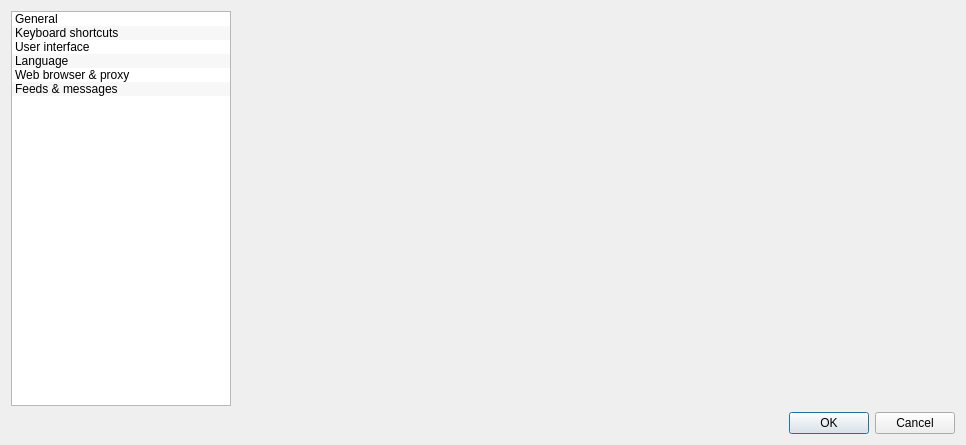
Before: the Qt Designer form src/gui/formsettings.ui in martinrotter/rssguard, drawn with Qt 5.
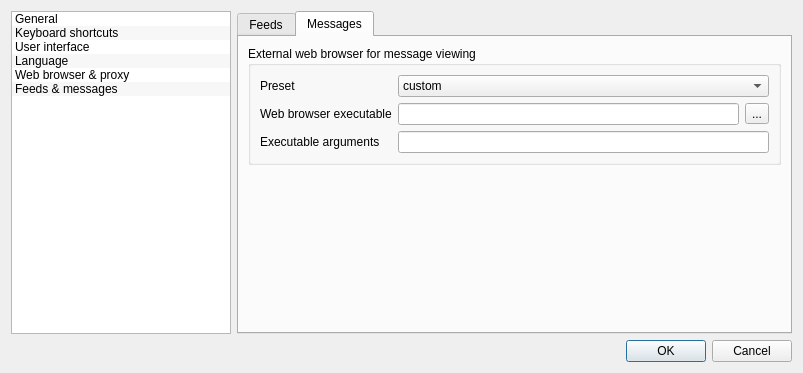
After: the same form once the commit is applied. Custom widgets are drawn as their Qt base class.

```diff
--- a/src/gui/formsettings.ui
+++ b/src/gui/formsettings.ui
@@ -6,8 +6,8 @@
    <rect>
     <x>0</x>
     <y>0</y>
-    <width>966</width>
-    <height>445</height>
+    <width>803</width>
+    <height>373</height>
    </rect>
   </property>
   <property name="windowTitle">
@@ -634,7 +634,120 @@
        </item>
       </layout>
      </widget>
-     <widget class="QWidget" name="m_pageFeedsMessages"/>
+     <widget class="QWidget" name="m_pageFeedsMessages">
+      <layout class="QHBoxLayout" name="horizontalLayout_9">
+       <property name="leftMargin">
+        <number>0</number>
+       </property>
+       <property name="topMargin">
+        <number>0</number>
+       </property>
+       <property name="rightMargin">
+        <number>0</number>
+       </property>
+       <property name="bottomMargin">
+        <number>0</number>
+       </property>
+       <item>
+        <widget class="QTabWidget" name="m_tabFeedsMessages">
+         <property name="currentIndex">
+          <number>1</number>
+         </property>
+         <widget class="QWidget" name="m_tabFeeds">
+          <attribute name="title">
+           <string>Feeds</string>
+          </attribute>
+         </widget>
+         <widget class="QWidget" name="m_tabMessages">
+          <attribute name="title">
+           <string>Messages</string>
+          </attribute>
+          <layout class="QFormLayout" name="formLayout_10">
+           <item row="0" column="0" colspan="2">
+            <widget class="QGroupBox" name="groupBox_3">
+             <property name="title">
+              <string>External web browser for message viewing</string>
+             </property>
+             <layout class="QFormLayout" name="formLayout_11">
+              <property name="fieldGrowthPolicy">
+               <enum>QFormLayout::AllNonFixedFieldsGrow</enum>
+              </property>
+              <item row="0" column="0">
+               <widget class="QLabel" name="m_lblExternalBrowserPreset">
+                <property name="text">
+                 <string>Preset</string>
+                </property>
+               </widget>
+              </item>
+              <item row="0" column="1">
+               <widget class="QComboBox" name="m_cmbExternalBrowserPreset">
+                <item>
+                 <property name="text">
+                  <string>custom</string>
+                 </property>
+                </item>
+                <item>
+                 <property name="text">
+                  <string>Chromium</string>
+                 </property>
+                </item>
+                <item>
+                 <property name="text">
+                  <string>Google Chrome</string>
+                 </property>
+                </item>
+                <item>
+                 <property name="text">
+                  <string>Opera</string>
+                 </property>
+                </item>
+                <item>
+                 <property name="text">
+                  <string>Mozilla Firefox</string>
+                 </property>
+                </item>
+               </widget>
+              </item>
+              <item row="1" column="0">
+               <widget class="QLabel" name="m_lblExternalBrowserExecutable">
+                <property name="text">
+                 <string>Web browser executable</string>
+                </property>
+               </widget>
+              </item>
+              <item row="1" column="1">
+               <layout class="QHBoxLayout" name="horizontalLayout_10">
+                <item>
+                 <widget class="QLineEdit" name="m_txtExternalBrowserExecutable"/>
+                </item>
+                <item>
+                 <widget class="QToolButton" name="m_btnExternalBrowserExecutable">
+                  <property name="text">
+                   <string>...</string>
+                  </property>
+                 </widget>
+                </item>
+               </layout>
+              </item>
+              <item row="2" column="0">
+               <widget class="QLabel" name="m_lblExternalBrowserArguments">
+                <property name="text">
+                 <string>Executable arguments</string>
+                </property>
+               </widget>
+              </item>
+              <item row="2" column="1">
+               <widget class="QLineEdit" name="m_txtExternalBrowserArguments"/>
+              </item>
+             </layout>
+            </widget>
+           </item>
+          </layout>
+         </widget>
+        </widget>
+       </item>
+      </layout>
+     </widget>
     </widget>
    </item>
    <item row="0" column="0">
```
Left out of the diff: 4 changed lines with no effect on the pictures.
